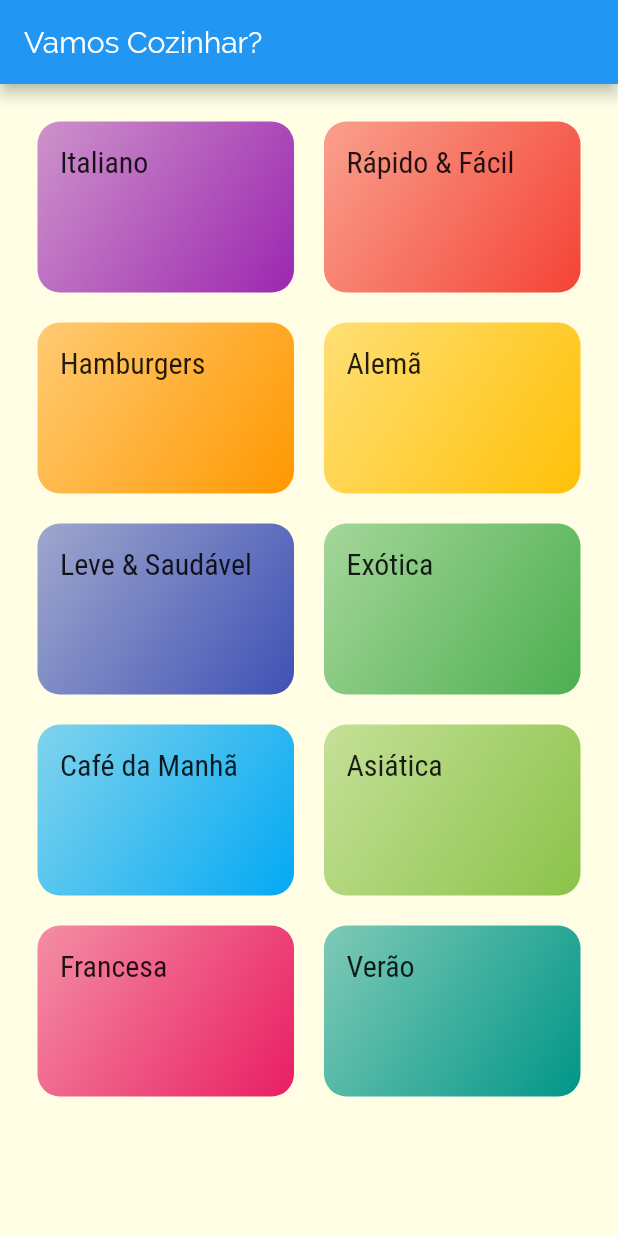
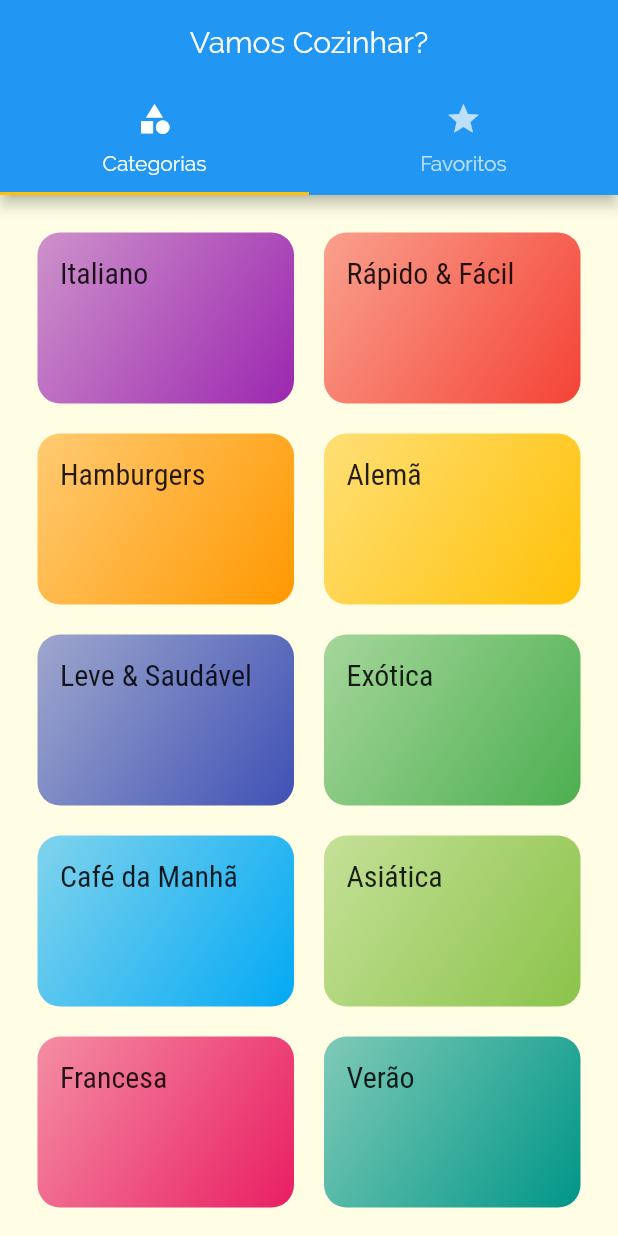
Before and after one commit to sergiohideki/appmeal, a Flutter app: the screen it shows after launch, on a phone screen of 412 x 824 dp. Run offline on Flutter 3.47's test engine with Material 2 defaults, Android fonts, the phone set to English and light mode, and no system bars.

Commit message:
Adicionando TabBar na AppBar

```diff
--- a/meals/lib/main.dart
+++ b/meals/lib/main.dart
@@ -1,6 +1,6 @@
 import 'package:flutter/material.dart';
 
-import 'screens/categories_screen.dart';
+import 'screens/tabs_screen.dart';
 import 'screens/categories_meals_screen.dart';
 import 'screens/meal_detail_screen.dart';
 import './utils/app_routes.dart';
@@ -25,7 +25,7 @@ class MyApp extends StatelessWidget {
             ),
       ),
       routes: {
-        AppRoutes.HOME: (ctx) => CategoriesScreen(),
+        AppRoutes.HOME: (ctx) => TabsScreen(),
         AppRoutes.CATEGORIES_MEALS: (ctx) => CategoriesMealsScreen(),
         AppRoutes.MEAL_DETAIL: (ctx) => MealDetailScreen(),
       },
--- a/meals/lib/screens/categories_screen.dart
+++ b/meals/lib/screens/categories_screen.dart
@@ -6,11 +6,7 @@ import '../data/dummy_data.dart';
 class CategoriesScreen extends StatelessWidget {
   @override
   Widget build(BuildContext context) {
-    return Scaffold(
-      appBar: AppBar(
-        title: Text('Vamos Cozinhar?'),
-      ),
-      body: GridView(
+    return  GridView(
         padding: const EdgeInsets.all(25),
         gridDelegate: SliverGridDelegateWithMaxCrossAxisExtent(
           maxCrossAxisExtent: 200,
@@ -21,7 +17,6 @@ class CategoriesScreen extends StatelessWidget {
         children: DUMMY_CATEGORIES.map((cat) {
           return CategoryItem(cat);
         }).toList(),
-      ),
-    );
+      );
   }
 }
--- /dev/null
+++ b/meals/lib/screens/favorite_screen.dart
@@ -0,0 +1,10 @@
+import 'package:flutter/material.dart';
+
+class FavoriteScreen extends StatelessWidget {
+  @override
+  Widget build(BuildContext context) {
+    return Center(
+      child: Text('Minhas Refeições Favoritas!'),
+    );
+  }
+}
--- /dev/null
+++ b/meals/lib/screens/tabs_screen.dart
@@ -0,0 +1,38 @@
+import 'package:flutter/material.dart';
+
+import 'categories_screen.dart';
+import 'favorite_screen.dart';
+
+class TabsScreen extends StatelessWidget {
+  @override
+  Widget build(BuildContext context) {
+    return DefaultTabController(
+      length: 2,
+      child: Scaffold(
+        appBar: AppBar(
+          title: Center(
+            child: Text('Vamos Cozinhar?'),
+          ),
+          bottom: TabBar(
+            tabs: [
+              Tab(
+                icon: Icon(Icons.category),
+                text: 'Categorias',
+              ),
+              Tab(
+                icon: Icon(Icons.star),
+                text: 'Favoritos',
+              )
+            ],
+          ),
+        ),
+        body: TabBarView(
+          children: [
+            CategoriesScreen(),
+            FavoriteScreen(),
+          ],
+        ),
+      ),
+    );
+  }
+}
```
